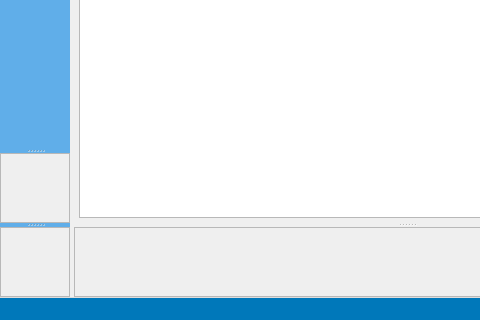
Qt form mainwindow.ui (merrillaldrich/compendia) before a commit; both pictures show x 0 to 480 and y 480 to 800 of the 1200 by 800 pixel window.
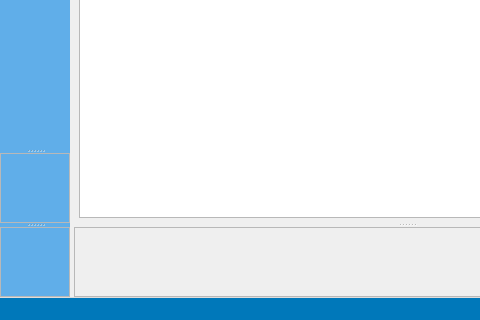
The same form after that commit. Custom widgets are drawn as their Qt base class.

Commit message: Fix scroll area background color

```diff
--- a/mainwindow.ui
+++ b/mainwindow.ui
@@ -41,7 +41,10 @@
         <enum>Qt::Orientation::Vertical</enum>
        </property>
        <widget class="QWidget" name="navTopContainer" native="true"/>
-       <widget class="QScrollArea" name="navFilterSrollArea">
+       <widget class="QScrollArea" name="navFilterScrollArea">
+        <property name="styleSheet">
+         <string notr="true"/>
+        </property>
         <property name="widgetResizable">
          <bool>true</bool>
         </property>
@@ -50,13 +53,19 @@
           <rect>
            <x>0</x>
            <y>0</y>
-           <width>68</width>
-           <height>312</height>
+           <width>49</width>
+           <height>49</height>
           </rect>
          </property>
+         <property name="styleSheet">
+          <string notr="true">#navFilterContainer { background-color: rgb(96, 174, 233) }</string>
+         </property>
         </widget>
        </widget>
        <widget class="QScrollArea" name="navLibraryScrollArea">
+        <property name="styleSheet">
+         <string notr="true">QWidget#navLibraryContainer { background-color: rgb(96, 174, 233) }</string>
+        </property>
         <property name="widgetResizable">
          <bool>true</bool>
         </property>
@@ -65,10 +74,13 @@
           <rect>
            <x>0</x>
            <y>0</y>
-           <width>68</width>
-           <height>312</height>
+           <width>49</width>
+           <height>49</height>
           </rect>
          </property>
+         <property name="styleSheet">
+          <string notr="true">#navLibraryContainer { background-color: rgb(96, 174, 233) }</string>
+         </property>
         </widget>
        </widget>
       </widget>
```
Left out of the diff: 6 changed lines with no effect on the pictures. The commit also changes 1 other file.
